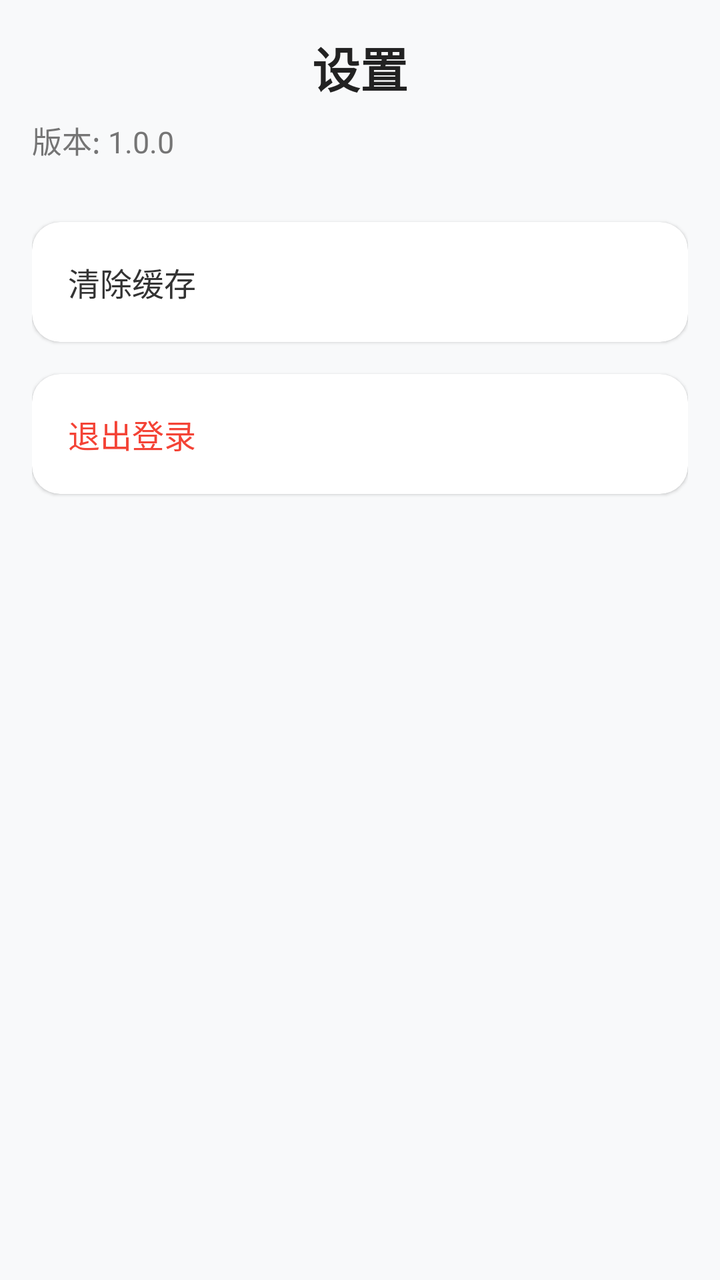
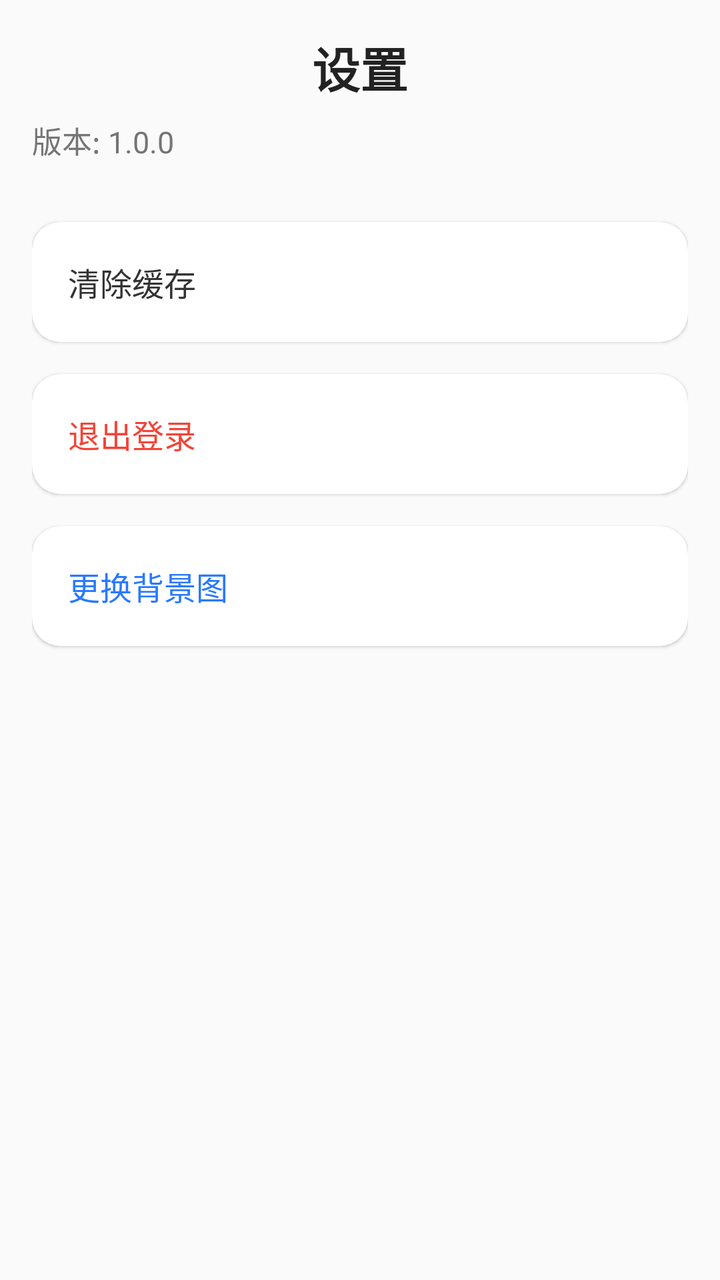

The first picture is an Android layout as it rendered before a commit; the second is the same layout after the commit. The layout source and the unified diff follow.
<!-- AndroidManifest.xml: application theme Theme.CloudNotebook -->
<!-- res/layout/activity_setting.xml -->
<?xml version="1.0" encoding="utf-8"?>
<androidx.constraintlayout.widget.ConstraintLayout
    xmlns:android="http://schemas.android.com/apk/res/android"
    xmlns:app="http://schemas.android.com/apk/res-auto"
    xmlns:tools="http://schemas.android.com/tools"
    android:layout_width="match_parent"
    android:layout_height="match_parent"
    android:background="#F8F9FA"
    android:padding="16dp">

    
    <TextView
        android:id="@+id/title"
        android:layout_width="wrap_content"
        android:layout_height="wrap_content"
        android:text="设置"
        android:textSize="24sp"
        android:textStyle="bold"
        android:textColor="#222222"
        app:layout_constraintTop_toTopOf="parent"
        app:layout_constraintStart_toStartOf="parent"
        app:layout_constraintEnd_toEndOf="parent"/>

    
    <TextView
        android:id="@+id/tv_version"
        android:layout_width="wrap_content"
        android:layout_height="wrap_content"
        android:text="版本: 1.0.0"
        android:textSize="15sp"
        android:textColor="#757575"
        android:layout_marginTop="8dp"
        app:layout_constraintTop_toBottomOf="@id/title"
        app:layout_constraintStart_toStartOf="parent"/>

    
    <com.google.android.material.card.MaterialCardView
        android:id="@+id/card_clear"
        android:layout_width="match_parent"
        android:layout_height="60dp"
        android:layout_marginTop="30dp"
        app:cardCornerRadius="14dp"
        app:cardElevation="1dp"
        app:cardBackgroundColor="@android:color/white"
        app:layout_constraintTop_toBottomOf="@id/tv_version"
        app:layout_constraintStart_toStartOf="parent"
        app:layout_constraintEnd_toEndOf="parent">

        <TextView
            android:id="@+id/btn_clear_cache"
            android:layout_width="match_parent"
            android:layout_height="match_parent"
            android:text="清除缓存"
            android:textSize="16sp"
            android:textColor="#333333"
            android:gravity="center_vertical"
            android:paddingStart="18dp"
            android:clickable="true"
            android:focusable="true"/>

    </com.google.android.material.card.MaterialCardView>

    
    <com.google.android.material.card.MaterialCardView
        android:id="@+id/card_logout"
        android:layout_width="match_parent"
        android:layout_height="60dp"
        android:layout_marginTop="16dp"
        app:cardCornerRadius="14dp"
        app:cardElevation="1dp"
        app:cardBackgroundColor="@android:color/white"
        app:layout_constraintTop_toBottomOf="@id/card_clear"
        app:layout_constraintStart_toStartOf="parent"
        app:layout_constraintEnd_toEndOf="parent">

        <TextView
            android:id="@+id/btn_logout"
            android:layout_width="match_parent"
            android:layout_height="match_parent"
            android:text="退出登录"
            android:textSize="16sp"
            android:textColor="#F44336"
            android:gravity="center_vertical"
            android:paddingStart="18dp"
            android:clickable="true"
            android:focusable="true"/>

    </com.google.android.material.card.MaterialCardView>

</androidx.constraintlayout.widget.ConstraintLayout>
<!-- resources referenced by this layout -->
<resources>
  <style name="Theme.CloudNotebook" parent="Base.Theme.CloudNotebook" />
  <style name="Base.Theme.CloudNotebook" parent="Theme.MaterialComponents.DayNight.NoActionBar.Bridge">
          
          
      </style>
</resources>

<!-- the commit's change to res/layout/activity_setting.xml (unified diff, before → after) -->
@@ -5,7 +5,7 @@
     xmlns:tools="http://schemas.android.com/tools"
     android:layout_width="match_parent"
     android:layout_height="match_parent"
-    android:background="#F8F9FA"
+    app:cardBackgroundColor="#D0FFFFFF"
     android:padding="16dp">
 
     
@@ -87,4 +87,31 @@
 
     </com.google.android.material.card.MaterialCardView>
 
+    
+    <com.google.android.material.card.MaterialCardView
+        android:id="@+id/card_bg"
+        android:layout_width="match_parent"
+        android:layout_height="60dp"
+        android:layout_marginTop="16dp"
+        app:cardCornerRadius="14dp"
+        app:cardElevation="1dp"
+        app:cardBackgroundColor="@android:color/white"
+        app:layout_constraintTop_toBottomOf="@id/card_logout"
+        app:layout_constraintStart_toStartOf="parent"
+        app:layout_constraintEnd_toEndOf="parent">
+
+        <TextView
+            android:id="@+id/btn_change_bg"
+            android:layout_width="match_parent"
+            android:layout_height="match_parent"
+            android:text="更换背景图"
+            android:textSize="16sp"
+            android:textColor="#2979FF"
+            android:gravity="center_vertical"
+            android:paddingStart="18dp"
+            android:clickable="true"
+            android:focusable="true"/>
+
+    </com.google.android.material.card.MaterialCardView>
+
 </androidx.constraintlayout.widget.ConstraintLayout>
